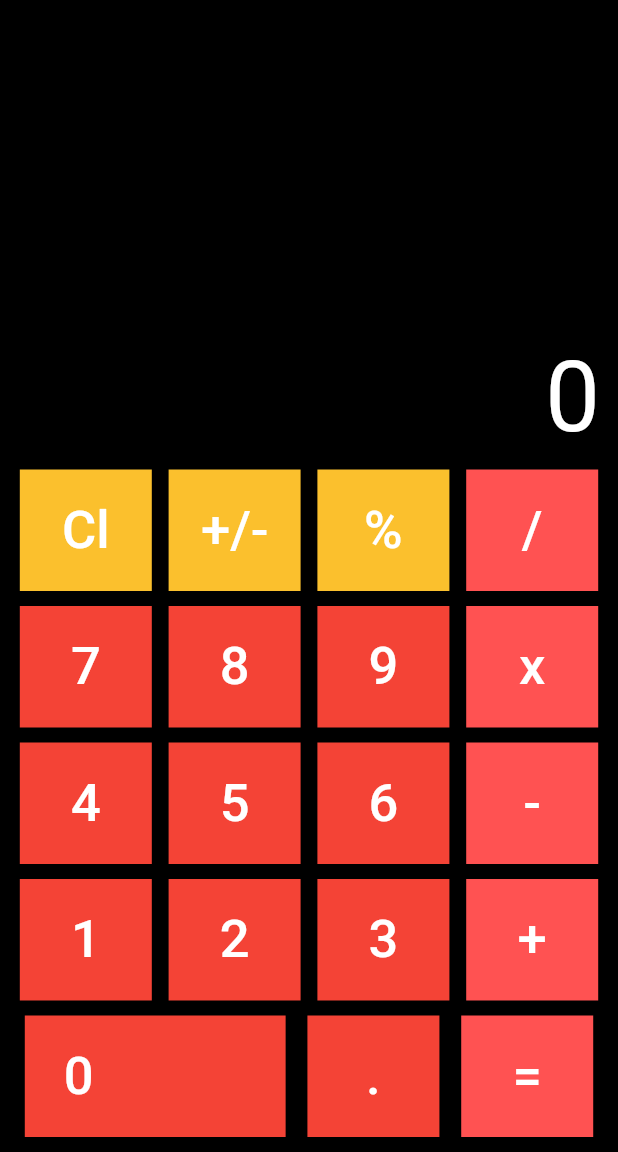
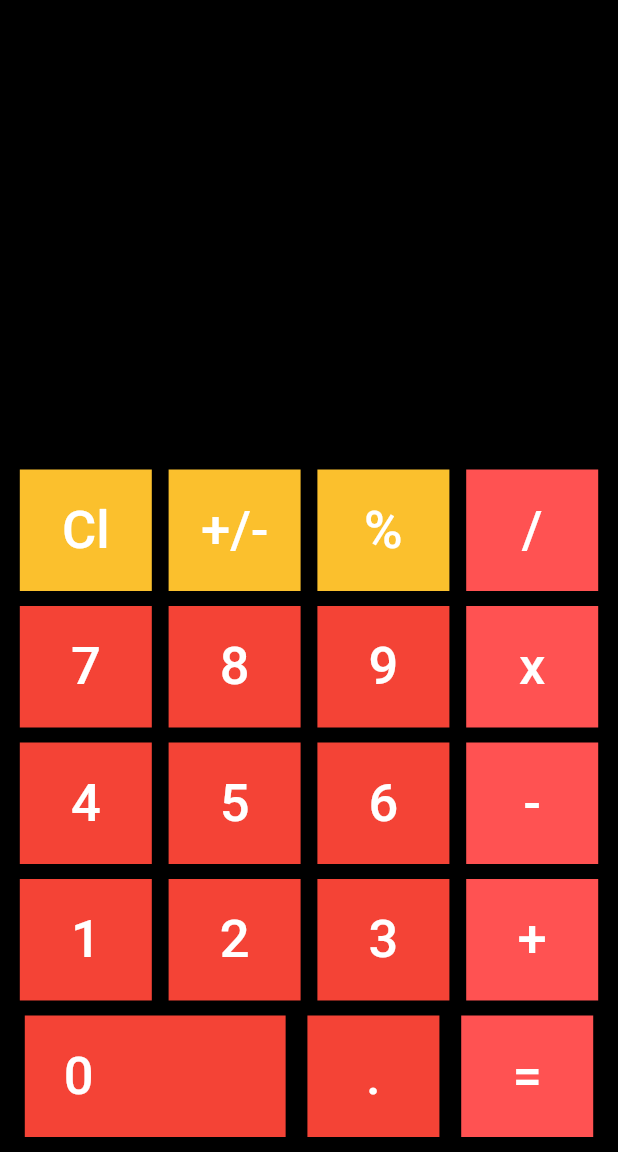
Before and after one commit to MRK2705/Calculadora_MirkoAlarcon, a Flutter app: the screen it shows after launch, on a phone screen of 412 x 824 dp, the part 84-1236 px from its top. Run offline on Flutter 3.47's test engine with Material 2 defaults, Android fonts, the phone set to English and light mode, and no system bars; our stand-ins replace bloc, flutter_bloc.

Commit message:
implementando bloc pantalla resultados

```diff
--- /dev/null
+++ b/lib/bloc/blocCalculadora/bloc_calculadora_event.dart
@@ -0,0 +1,21 @@
+part of 'bloc_calculadora_bloc.dart';
+
+@immutable
+abstract class BlocCalculadoraEvent {}
+
+class eliminar extends BlocCalculadoraEvent{
+}
+
+class addNum extends BlocCalculadoraEvent{
+  String num;
+  addNum(this.num);
+}
+
+class operador extends BlocCalculadoraEvent{
+  String op;
+  operador(this.op);
+}
+
+class resultado extends BlocCalculadoraEvent{
+  //no espera nada;
+}
--- /dev/null
+++ b/lib/bloc/blocCalculadora/bloc_calculadora_state.dart
@@ -0,0 +1,11 @@
+part of 'bloc_calculadora_bloc.dart';
+
+class BlocCalculadoraInitial {
+  final String num1;
+  final String num2;
+  final String result;
+  final String operation;
+
+  BlocCalculadoraInitial({this.num1='',this.num2='',this.result='',this.operation=''});
+
+}
--- a/lib/main.dart
+++ b/lib/main.dart
@@ -1,14 +1,17 @@
+import 'package:calcu/bloc/blocCalculadora/bloc_calculadora_bloc.dart';
+import 'package:calcu/widget/button.dart';
+import 'package:calcu/widget/pantalla.dart';
 import 'package:flutter/material.dart';
+import 'package:flutter_bloc/flutter_bloc.dart';
 
 void main() => runApp(MyApp());
 
 class MyApp extends StatelessWidget {
   @override
   Widget build(BuildContext context) {
-    return MaterialApp(
-      debugShowCheckedModeBanner: false,
-      home: Calculator(),
-    );
+    return MultiBlocProvider(providers: [
+      BlocProvider(create: (_) => BlocCalculadoraBloc())
+    ], child: MaterialApp(home: Calculator()));
   }
 }
 class Calculator extends StatefulWidget {
@@ -20,28 +23,10 @@ class _CalculatorState extends State<Calculator> {
   dynamic displaytxt = 20;
   List<String>resultados=[];
   //Button Widget
-  Widget calcbutton(String btntxt,Color btncolor,Color txtcolor){
-    return  Container(
-      // ignore: deprecated_member_use
-      child: RaisedButton(
-        onPressed: (){
-          calculation(btntxt);
-        },
-        child: Text('$btntxt',
-          style: TextStyle(
-            fontSize: 35,
-            color: txtcolor,
-          ),
-        ),
-        shape: RoundedRectangleBorder(),
-        color: btncolor,
-        padding: EdgeInsets.all(20),
-      ),
-    );
-  }
   @override
   Widget build(BuildContext context) {
     //Calculator
+    final blc=BlocProvider.of<BlocCalculadoraBloc>(context);
     return Scaffold(
       backgroundColor: Colors.black,
       appBar: AppBar(
@@ -70,61 +55,44 @@ class _CalculatorState extends State<Calculator> {
                     textAlign: TextAlign.right,);
                   }),
             ),
-            SingleChildScrollView(
-              scrollDirection: Axis.vertical,
-              child: Row(
-                mainAxisAlignment: MainAxisAlignment.end,
-                children: <Widget>[
-                  Padding(
-                    padding: const EdgeInsets.all(10.0),
-                    child: Text('$text',
-                      textAlign: TextAlign.left,
-                      style: TextStyle(
-                        color: Colors.white,
-                        fontSize: 65,
-                      ),
-                    ),
-                  )
-                ],
-              ),
-            ),
+            Resultados(),
             Row(
               mainAxisAlignment: MainAxisAlignment.spaceEvenly,
               children: <Widget>[
-                calcbutton('Cl',Colors.yellow[700]!,Colors.white),
-                calcbutton('+/-',Colors.yellow[700]!,Colors.white),
-                calcbutton('%',Colors.yellow[700]!,Colors.white),
-                calcbutton('/',Colors.redAccent,Colors.white),
+                calcButton('Cl',Colors.yellow[700]!,Colors.white,()=>blc.add(eliminar())),
+                calcButton('+/-',Colors.yellow[700]!,Colors.white,()=>(){}),
+                calcButton('%',Colors.yellow[700]!,Colors.white,()=>(){}),
+                calcButton('/',Colors.redAccent,Colors.white,()=>blc.add(operador('/'))),
               ],
             ),
             SizedBox(height: 10,),
             Row(
               mainAxisAlignment: MainAxisAlignment.spaceEvenly,
               children: <Widget>[
-                calcbutton('7',Colors.red,Colors.white),
-                calcbutton('8',Colors.red,Colors.white),
-                calcbutton('9',Colors.red,Colors.white),
-                calcbutton('x',Colors.redAccent,Colors.white),
+                calcButton('7',Colors.red,Colors.white,()=>blc.add(addNum('7'))),
+                calcButton('8',Colors.red,Colors.white,()=>blc.add(addNum('8'))),
+                calcButton('9',Colors.red,Colors.white,()=>blc.add(addNum('9'))),
+                calcButton('x',Colors.redAccent,Colors.white,()=>blc.add(operador('x'))),
               ],
             ),
             SizedBox(height: 10,),
             Row(
               mainAxisAlignment: MainAxisAlignment.spaceEvenly,
               children: <Widget>[
-                calcbutton('4',Colors.red,Colors.white),
-                calcbutton('5',Colors.red,Colors.white),
-                calcbutton('6',Colors.red,Colors.white),
-                calcbutton('-',Colors.redAccent,Colors.white),
+                calcButton('4',Colors.red,Colors.white,()=>blc.add(addNum('4'))),
+                calcButton('5',Colors.red,Colors.white,()=>blc.add(addNum('5'))),
+                calcButton('6',Colors.red,Colors.white,()=>blc.add(addNum('6'))),
+                calcButton('-',Colors.redAccent,Colors.white,()=>blc.add(operador('-'))),
               ],
             ),
             SizedBox(height: 10,),
             Row(
               mainAxisAlignment: MainAxisAlignment.spaceEvenly,
               children: <Widget>[
-                calcbutton('1',Colors.red,Colors.white),
-                calcbutton('2',Colors.red,Colors.white),
-                calcbutton('3',Colors.red,Colors.white),
-                calcbutton('+',Colors.redAccent,Colors.white),
+                calcButton('1',Colors.red,Colors.white,()=>blc.add(addNum('1'))),
+                calcButton('2',Colors.red,Colors.white,()=>blc.add(addNum('2'))),
+                calcButton('3',Colors.red,Colors.white,()=>blc.add(addNum('3'))),
+                calcButton('+',Colors.redAccent,Colors.white,()=>blc.add(operador('+'))),
               ],
             ),
             SizedBox(height: 10,),
@@ -136,7 +104,7 @@ class _CalculatorState extends State<Calculator> {
                 RaisedButton(
                   padding: EdgeInsets.fromLTRB(26, 20, 128, 20),
                   onPressed: (){
-                    calculation('0');
+                    blc.add(addNum('0'));
                   },
                   shape: RoundedRectangleBorder(),
                   child: Text('0',
@@ -146,8 +114,8 @@ class _CalculatorState extends State<Calculator> {
                   ),
                   color: Colors.red,
                 ),
-                calcbutton('.',Colors.red,Colors.white),
-                calcbutton('=',Colors.redAccent,Colors.white),
+                calcButton('.',Colors.red,Colors.white,()=>blc.add(addNum('.'))),
+                calcButton('=',Colors.redAccent,Colors.white,()=>blc.add(resultado())),
               ],
             ),
             SizedBox(height: 10,),
--- /dev/null
+++ b/lib/widget/button.dart
@@ -0,0 +1,30 @@
+import 'package:flutter/material.dart';
+
+class calcButton extends StatelessWidget {
+
+String btntxt;
+Color btncolor;
+Color txtcolor;
+final Function pressed;
+
+calcButton(this.btntxt,this.btncolor,this.txtcolor,this.pressed);
+
+  @override
+  Widget build(BuildContext context) {
+    return  Container(
+      // ignore: deprecated_member_use
+      child: RaisedButton(
+        onPressed: () => pressed(),
+        child: Text('$btntxt',
+          style: TextStyle(
+            fontSize: 35,
+            color: txtcolor,
+          ),
+        ),
+        shape: RoundedRectangleBorder(),
+        color: btncolor,
+        padding: EdgeInsets.all(20),
+      ),
+    );
+  }
+}
--- /dev/null
+++ b/lib/widget/pantalla.dart
@@ -0,0 +1,31 @@
+import 'package:calcu/bloc/blocCalculadora/bloc_calculadora_bloc.dart';
+import 'package:flutter/material.dart';
+import 'package:flutter_bloc/flutter_bloc.dart';
+
+class Resultados extends StatelessWidget {
+  const Resultados({Key? key}) : super(key: key);
+
+  @override
+  Widget build(BuildContext context) {
+    return BlocBuilder<BlocCalculadoraBloc, BlocCalculadoraInitial>(
+        builder: ((context, state) {
+    return SingleChildScrollView(
+              scrollDirection: Axis.vertical,
+              child: Row(
+                mainAxisAlignment: MainAxisAlignment.end,
+                children: <Widget>[
+                  Padding(
+                    padding: const EdgeInsets.all(10.0),
+                    child: Text(state.result,
+                      textAlign: TextAlign.left,
+                      style: TextStyle(
+                        color: Colors.white,
+                        fontSize: 65,
+                      ),
+                    ),
+                  )
+                ],
+              ),
+            );
+  }));}
+}
--- a/pubspec.yaml
+++ b/pubspec.yaml
@@ -34,6 +34,7 @@ dependencies:
   # The following adds the Cupertino Icons font to your application.
   # Use with the CupertinoIcons class for iOS style icons.
   cupertino_icons: ^1.0.2
+  flutter_bloc: ^8.1.1
 
 dev_dependencies:
   flutter_test:
```
Also changed, not shown: lib/bloc/blocCalculadora/bloc_calculadora_bloc.dart (added, +62 -0 lines), pubspec.lock, 1 other file.
